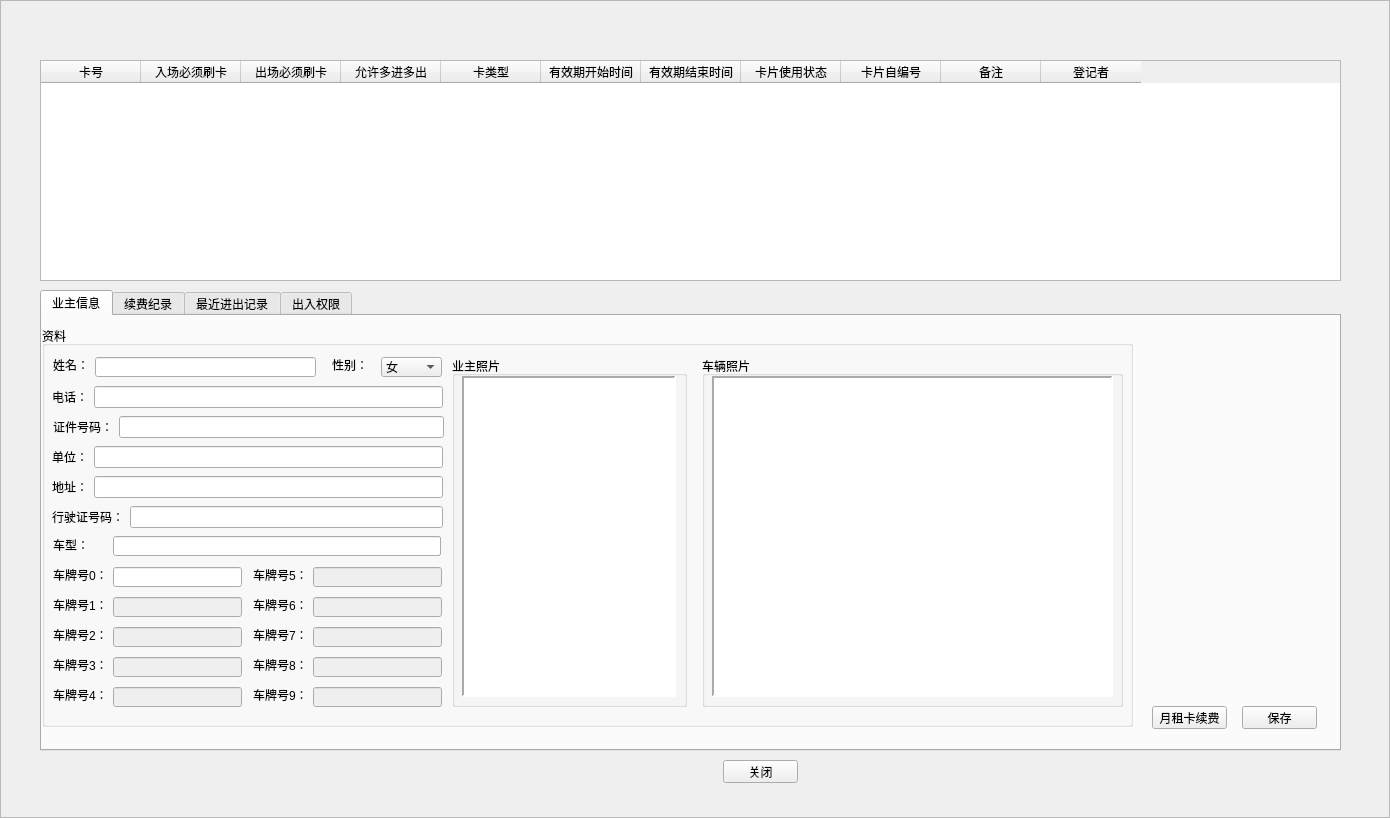
Qt form UIWnd/newmonthlycard.ui (Anne081031/WinParkUI) before a commit.
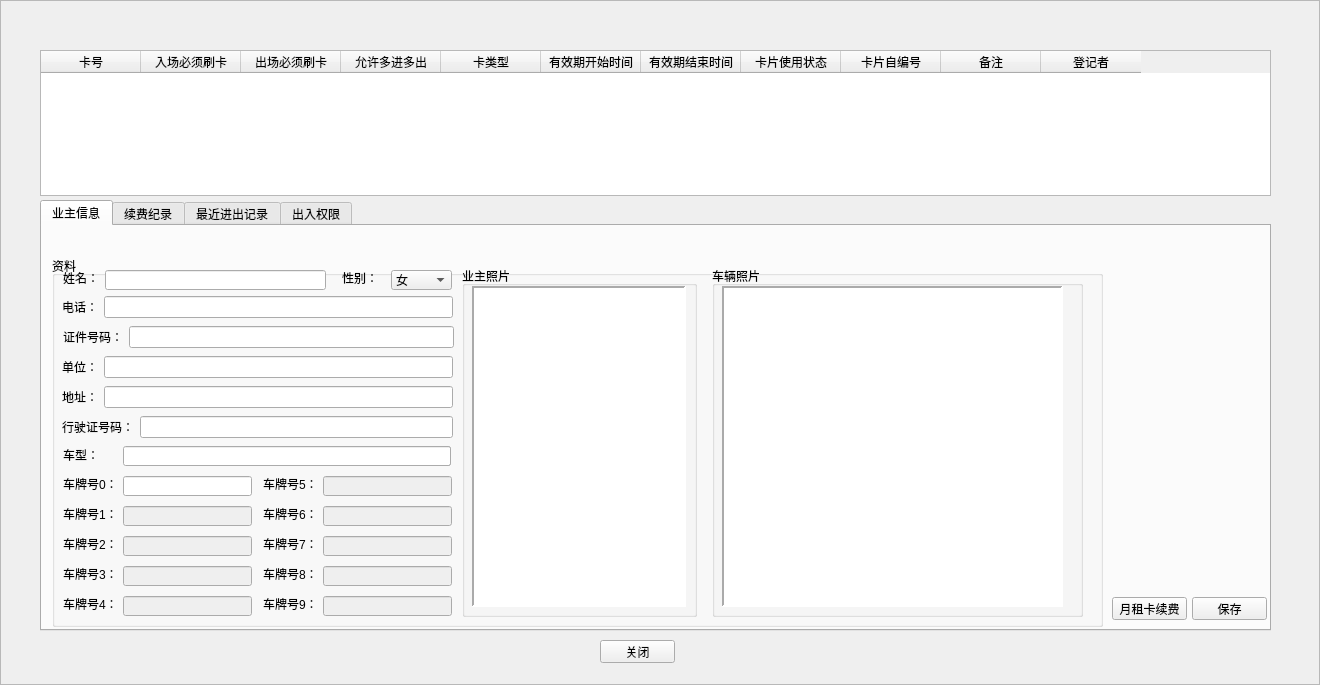
The same form after that commit. Icons and pictures are not drawn.

Diff of the .ui file:
```diff
--- a/UIWnd/newmonthlycard.ui
+++ b/UIWnd/newmonthlycard.ui
@@ -6,8 +6,8 @@
    <rect>
     <x>0</x>
     <y>0</y>
-    <width>1390</width>
-    <height>818</height>
+    <width>1320</width>
+    <height>685</height>
    </rect>
   </property>
   <property name="windowTitle">
@@ -26,9 +26,9 @@
    <property name="geometry">
     <rect>
      <x>40</x>
-     <y>60</y>
-     <width>1301</width>
-     <height>731</height>
+     <y>50</y>
+     <width>1241</width>
+     <height>641</height>
     </rect>
    </property>
    <property name="styleSheet">
@@ -39,8 +39,8 @@
      <rect>
       <x>0</x>
       <y>0</y>
-      <width>1301</width>
-      <height>221</height>
+      <width>1231</width>
+      <height>146</height>
      </rect>
     </property>
     <property name="contextMenuPolicy">
@@ -118,9 +118,9 @@
     <property name="geometry">
      <rect>
       <x>0</x>
-      <y>230</y>
-      <width>1301</width>
-      <height>461</height>
+      <y>150</y>
+      <width>1231</width>
+      <height>431</height>
      </rect>
     </property>
     <property name="styleSheet">
@@ -151,10 +151,10 @@
      <widget class="QGroupBox" name="gbOwner">
       <property name="geometry">
        <rect>
-        <x>0</x>
-        <y>10</y>
-        <width>1091</width>
-        <height>401</height>
+        <x>10</x>
+        <y>30</y>
+        <width>1051</width>
+        <height>371</height>
        </rect>
       </property>
       <property name="title">
@@ -164,7 +164,7 @@
        <property name="geometry">
         <rect>
          <x>10</x>
-         <y>120</y>
+         <y>100</y>
          <width>391</width>
          <height>22</height>
         </rect>
@@ -186,7 +186,7 @@
        <property name="geometry">
         <rect>
          <x>10</x>
-         <y>150</y>
+         <y>130</y>
          <width>391</width>
          <height>22</height>
         </rect>
@@ -208,7 +208,7 @@
        <property name="geometry">
         <rect>
          <x>10</x>
-         <y>180</y>
+         <y>160</y>
          <width>391</width>
          <height>22</height>
         </rect>
@@ -230,7 +230,7 @@
        <property name="geometry">
         <rect>
          <x>410</x>
-         <y>30</y>
+         <y>10</y>
          <width>235</width>
          <height>351</height>
         </rect>
@@ -271,8 +271,8 @@
        <property name="geometry">
         <rect>
          <x>660</x>
-         <y>30</y>
-         <width>421</width>
+         <y>10</y>
+         <width>371</width>
          <height>351</height>
         </rect>
        </property>
@@ -284,7 +284,7 @@
          <rect>
           <x>10</x>
           <y>20</y>
-          <width>401</width>
+          <width>341</width>
           <height>321</height>
          </rect>
         </property>
@@ -338,7 +338,7 @@
        <property name="geometry">
         <rect>
          <x>11</x>
-         <y>90</y>
+         <y>70</y>
          <width>391</width>
          <height>22</height>
         </rect>
@@ -360,7 +360,7 @@
        <property name="geometry">
         <rect>
          <x>10</x>
-         <y>60</y>
+         <y>40</y>
          <width>391</width>
          <height>22</height>
         </rect>
@@ -382,7 +382,7 @@
        <property name="geometry">
         <rect>
          <x>250</x>
-         <y>210</y>
+         <y>190</y>
          <width>149</width>
          <height>20</height>
         </rect>
@@ -392,7 +392,7 @@
        <property name="geometry">
         <rect>
          <x>11</x>
-         <y>211</y>
+         <y>191</y>
          <width>36</width>
          <height>16</height>
         </rect>
@@ -405,7 +405,7 @@
        <property name="geometry">
         <rect>
          <x>11</x>
-         <y>31</y>
+         <y>14</y>
          <width>36</width>
          <height>16</height>
         </rect>
@@ -418,7 +418,7 @@
        <property name="geometry">
         <rect>
          <x>339</x>
-         <y>31</y>
+         <y>14</y>
          <width>61</width>
          <height>20</height>
         </rect>
@@ -438,7 +438,7 @@
        <property name="geometry">
         <rect>
          <x>290</x>
-         <y>31</y>
+         <y>14</y>
          <width>36</width>
          <height>16</height>
         </rect>
@@ -451,7 +451,7 @@
        <property name="geometry">
         <rect>
          <x>53</x>
-         <y>31</y>
+         <y>14</y>
          <width>221</width>
          <height>20</height>
         </rect>
@@ -464,7 +464,7 @@
        <property name="geometry">
         <rect>
          <x>271</x>
-         <y>271</y>
+         <y>250</y>
          <width>129</width>
          <height>20</height>
         </rect>
@@ -474,7 +474,7 @@
        <property name="geometry">
         <rect>
          <x>211</x>
-         <y>271</y>
+         <y>250</y>
          <width>54</width>
          <height>16</height>
         </rect>
@@ -490,7 +490,7 @@
        <property name="geometry">
         <rect>
          <x>271</x>
-         <y>361</y>
+         <y>340</y>
          <width>129</width>
          <height>20</height>
         </rect>
@@ -500,7 +500,7 @@
        <property name="geometry">
         <rect>
          <x>211</x>
-         <y>361</y>
+         <y>340</y>
          <width>54</width>
          <height>16</height>
         </rect>
@@ -516,7 +516,7 @@
        <property name="geometry">
         <rect>
          <x>71</x>
-         <y>331</y>
+         <y>310</y>
          <width>129</width>
          <height>20</height>
         </rect>
@@ -526,7 +526,7 @@
        <property name="geometry">
         <rect>
          <x>11</x>
-         <y>331</y>
+         <y>310</y>
          <width>54</width>
          <height>16</height>
         </rect>
@@ -539,7 +539,7 @@
        <property name="geometry">
         <rect>
          <x>11</x>
-         <y>271</y>
+         <y>250</y>
          <width>54</width>
          <height>16</height>
         </rect>
@@ -555,7 +555,7 @@
        <property name="geometry">
         <rect>
          <x>71</x>
-         <y>271</y>
+         <y>250</y>
          <width>129</width>
          <height>20</height>
         </rect>
@@ -568,7 +568,7 @@
        <property name="geometry">
         <rect>
          <x>71</x>
-         <y>361</y>
+         <y>340</y>
          <width>129</width>
          <height>20</height>
         </rect>
@@ -578,7 +578,7 @@
        <property name="geometry">
         <rect>
          <x>11</x>
-         <y>361</y>
+         <y>340</y>
          <width>54</width>
          <height>16</height>
         </rect>
@@ -594,7 +594,7 @@
        <property name="geometry">
         <rect>
          <x>271</x>
-         <y>331</y>
+         <y>310</y>
          <width>129</width>
          <height>20</height>
         </rect>
@@ -604,7 +604,7 @@
        <property name="geometry">
         <rect>
          <x>211</x>
-         <y>331</y>
+         <y>310</y>
          <width>54</width>
          <height>16</height>
         </rect>
@@ -617,7 +617,7 @@
        <property name="geometry">
         <rect>
          <x>11</x>
-         <y>241</y>
+         <y>220</y>
          <width>54</width>
          <height>16</height>
         </rect>
@@ -630,7 +630,7 @@
        <property name="geometry">
         <rect>
          <x>71</x>
-         <y>241</y>
+         <y>220</y>
          <width>129</width>
          <height>20</height>
         </rect>
@@ -640,7 +640,7 @@
        <property name="geometry">
         <rect>
          <x>211</x>
-         <y>301</y>
+         <y>280</y>
          <width>54</width>
          <height>16</height>
         </rect>
@@ -656,7 +656,7 @@
        <property name="geometry">
         <rect>
          <x>271</x>
-         <y>301</y>
+         <y>280</y>
          <width>129</width>
          <height>20</height>
         </rect>
@@ -669,7 +669,7 @@
        <property name="geometry">
         <rect>
          <x>271</x>
-         <y>241</y>
+         <y>220</y>
          <width>129</width>
          <height>20</height>
         </rect>
@@ -679,7 +679,7 @@
        <property name="geometry">
         <rect>
          <x>211</x>
-         <y>241</y>
+         <y>220</y>
          <width>54</width>
          <height>16</height>
         </rect>
@@ -692,7 +692,7 @@
        <property name="geometry">
         <rect>
          <x>11</x>
-         <y>301</y>
+         <y>280</y>
          <width>54</width>
          <height>16</height>
         </rect>
@@ -708,7 +708,7 @@
        <property name="geometry">
         <rect>
          <x>71</x>
-         <y>301</y>
+         <y>280</y>
          <width>129</width>
          <height>20</height>
         </rect>
@@ -718,7 +718,7 @@
        <property name="geometry">
         <rect>
          <x>71</x>
-         <y>210</y>
+         <y>190</y>
          <width>328</width>
          <height>20</height>
         </rect>
@@ -728,8 +728,8 @@
      <widget class="QPushButton" name="btnMonthRecharge">
       <property name="geometry">
        <rect>
-        <x>1110</x>
-        <y>390</y>
+        <x>1070</x>
+        <y>371</y>
         <width>75</width>
         <height>23</height>
        </rect>
@@ -741,8 +741,8 @@
      <widget class="QPushButton" name="btnMonthSave">
       <property name="geometry">
        <rect>
-        <x>1200</x>
-        <y>390</y>
+        <x>1150</x>
+        <y>371</y>
         <width>75</width>
         <height>23</height>
        </rect>
@@ -1079,8 +1079,8 @@
    <widget class="QPushButton" name="btnMinimalize">
     <property name="geometry">
      <rect>
-      <x>683</x>
-      <y>700</y>
+      <x>560</x>
+      <y>590</y>
       <width>75</width>
       <height>23</height>
      </rect>
@@ -1119,8 +1119,8 @@
   <widget class="QLabel" name="lblClose">
    <property name="geometry">
     <rect>
-     <x>1350</x>
-     <y>7</y>
+     <x>1280</x>
+     <y>5</y>
      <width>30</width>
      <height>15</height>
     </rect>
```
Left out of the diff: 46 changed lines with no effect on the pictures.
